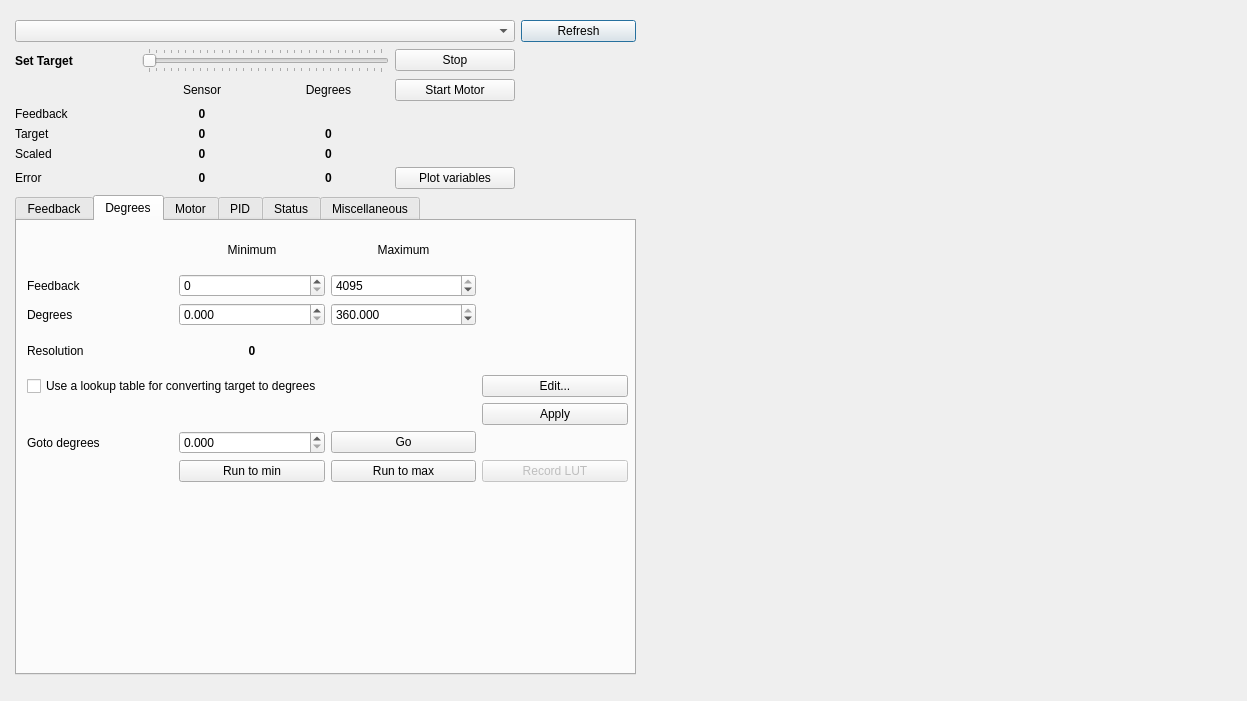
Old version of the form jrk/usbjrkdialog.ui in the repository poes-weather/Sensor-Benchmark.
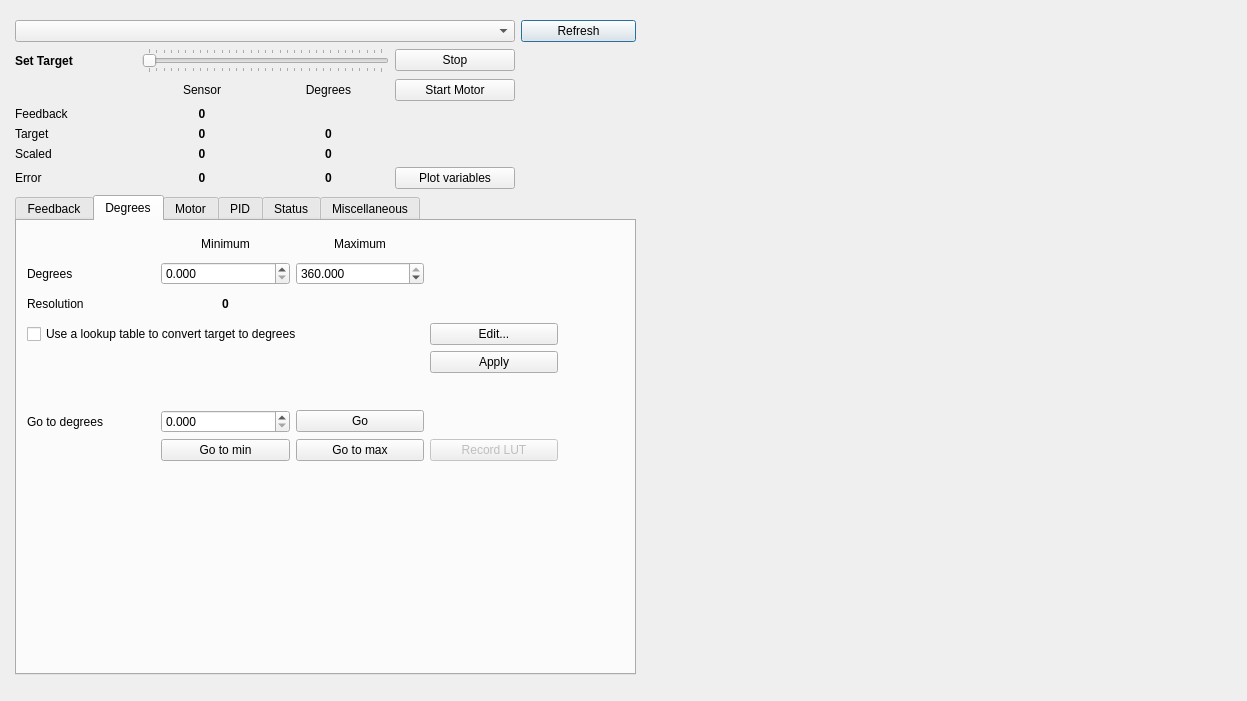
New version of the form.

The edit to the form file:
```diff
--- a/jrk/usbjrkdialog.ui
+++ b/jrk/usbjrkdialog.ui
@@ -498,8 +498,8 @@
          <rect>
           <x>10</x>
           <y>10</y>
-          <width>601</width>
-          <height>251</height>
+          <width>531</width>
+          <height>230</height>
          </rect>
         </property>
         <layout class="QGridLayout" name="gridLayout_2">
@@ -524,40 +524,13 @@
           </widget>
          </item>
          <item row="1" column="0">
-          <widget class="QLabel" name="label_12">
-           <property name="text">
-            <string>Feedback</string>
-           </property>
-          </widget>
-         </item>
-         <item row="1" column="1">
-          <widget class="QSpinBox" name="feedbackMinDegSb">
-           <property name="maximum">
-            <number>4095</number>
-           </property>
-           <property name="value">
-            <number>0</number>
-           </property>
-          </widget>
-         </item>
-         <item row="1" column="2">
-          <widget class="QSpinBox" name="feedbackMaxDegSb">
-           <property name="maximum">
-            <number>4095</number>
-           </property>
-           <property name="value">
-            <number>4095</number>
-           </property>
-          </widget>
-         </item>
-         <item row="2" column="0">
           <widget class="QLabel" name="label_11">
            <property name="text">
             <string>Degrees</string>
            </property>
           </widget>
          </item>
-         <item row="2" column="1">
+         <item row="1" column="1">
           <widget class="QDoubleSpinBox" name="mindegSb">
            <property name="decimals">
             <number>3</number>
@@ -567,7 +540,7 @@
            </property>
           </widget>
          </item>
-         <item row="2" column="2">
+         <item row="1" column="2">
           <widget class="QDoubleSpinBox" name="maxdegSb">
            <property name="decimals">
             <number>3</number>
@@ -583,7 +556,7 @@
          <item row="7" column="0">
           <widget class="QLabel" name="label_43">
            <property name="text">
-            <string>Goto degrees</string>
+            <string>Go to degrees</string>
            </property>
           </widget>
          </item>
@@ -600,7 +573,7 @@
            </property>
           </widget>
          </item>
-         <item row="6" column="1">
+         <item row="5" column="1">
           <widget class="QLabel" name="label_15">
            <property name="text">
             <string/>
@@ -621,14 +594,14 @@
            </property>
           </widget>
          </item>
-         <item row="3" column="0">
+         <item row="2" column="0">
           <widget class="QLabel" name="label_39">
            <property name="text">
             <string>Resolution</string>
            </property>
           </widget>
          </item>
-         <item row="3" column="1">
+         <item row="2" column="1">
           <widget class="QLabel" name="degResolutionLabel">
            <property name="font">
             <font>
@@ -644,14 +617,14 @@
            </property>
           </widget>
          </item>
-         <item row="4" column="0" colspan="3">
+         <item row="3" column="0" colspan="3">
           <widget class="QCheckBox" name="targetTodegreesLUTcb">
            <property name="text">
-            <string>Use a lookup table for converting target to degrees</string>
+            <string>Use a lookup table to convert target to degrees</string>
            </property>
           </widget>
          </item>
-         <item row="4" column="3">
+         <item row="3" column="3">
           <widget class="QPushButton" name="editLUTbtn">
            <property name="text">
             <string>Edit...</string>
@@ -661,14 +634,14 @@
          <item row="8" column="1">
           <widget class="QPushButton" name="gotoMinBtn">
            <property name="text">
-            <string>Run to min</string>
+            <string>Go to min</string>
            </property>
           </widget>
          </item>
          <item row="8" column="2">
           <widget class="QPushButton" name="gotoMaxBtn">
            <property name="text">
-            <string>Run to max</string>
+            <string>Go to max</string>
            </property>
           </widget>
          </item>
@@ -682,13 +655,20 @@
            </property>
           </widget>
          </item>
-         <item row="6" column="3">
+         <item row="5" column="3">
           <widget class="QPushButton" name="applyDegBtn">
            <property name="text">
             <string>Apply</string>
            </property>
           </widget>
          </item>
+         <item row="6" column="0">
+          <widget class="QLabel" name="label_12">
+           <property name="text">
+            <string> </string>
+           </property>
+          </widget>
+         </item>
         </layout>
        </widget>
       </widget>
```
